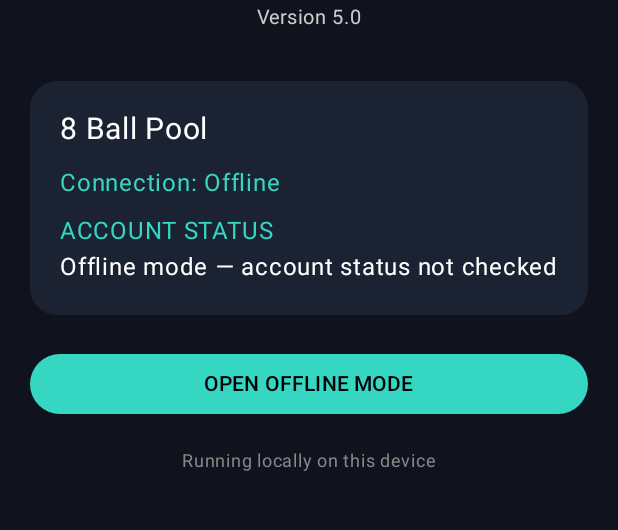
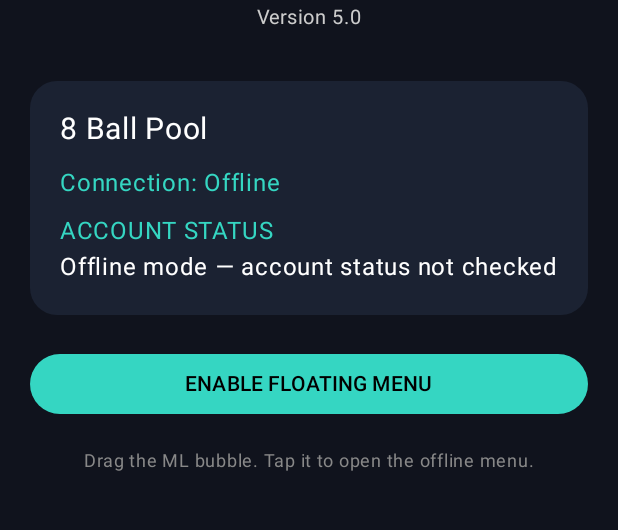
Before and after one commit to Abbas2487248/AbbasSaad, an Android app built with Jetpack Compose: the screen it shows after launch (MainActivity), on a phone screen of 412 x 824 dp, the part 127-657 px from its top. Run offline under Robolectric (Android 15) with nearby library versions, the phone set to English and light mode, and no system bars.

Commit message:
Add permission flow for draggable offline menu

```diff
--- a/app/src/main/java/co/magiclines/apk2/MainActivity.kt
+++ b/app/src/main/java/co/magiclines/apk2/MainActivity.kt
@@ -1,6 +1,10 @@
 package co.magiclines.apk2
 
+import android.content.Intent
+import android.net.Uri
+import android.os.Build
 import android.os.Bundle
+import android.provider.Settings
 import androidx.activity.ComponentActivity
 import androidx.activity.compose.setContent
 import androidx.compose.foundation.background
@@ -18,14 +22,28 @@ import androidx.compose.ui.unit.sp
 class MainActivity : ComponentActivity() {
     override fun onCreate(savedInstanceState: Bundle?) {
         super.onCreate(savedInstanceState)
-        setContent {
-            MagicLinesScreen()
+        setContent { MagicLinesScreen(onEnableFloating = { enableFloatingMenu() }) }
+    }
+
+    override fun onResume() {
+        super.onResume()
+        if (Build.VERSION.SDK_INT < Build.VERSION_CODES.M || Settings.canDrawOverlays(this)) {
+            startService(Intent(this, FloatingMenuService::class.java))
+        }
+    }
+
+    private fun enableFloatingMenu() {
+        if (Build.VERSION.SDK_INT >= Build.VERSION_CODES.M && !Settings.canDrawOverlays(this)) {
+            val intent = Intent(Settings.ACTION_MANAGE_OVERLAY_PERMISSION, Uri.parse("package:$packageName"))
+            startActivity(intent)
+        } else {
+            startService(Intent(this, FloatingMenuService::class.java))
         }
     }
 }
 
 @Composable
-fun MagicLinesScreen() {
+fun MagicLinesScreen(onEnableFloating: () -> Unit) {
     val background = Color(0xFF10131D)
     val panel = Color(0xFF1B2232)
     val accent = Color(0xFF35D6C2)
@@ -33,29 +51,13 @@ fun MagicLinesScreen() {
 
     MaterialTheme {
         Column(
-            modifier = Modifier
-                .fillMaxSize()
-                .background(background)
-                .padding(20.dp),
+            modifier = Modifier.fillMaxSize().background(background).padding(20.dp),
             horizontalAlignment = Alignment.CenterHorizontally
         ) {
             Spacer(Modifier.height(30.dp))
-
-            Text(
-                "MAGICLINES",
-                color = accent,
-                fontSize = 29.sp,
-                fontWeight = FontWeight.Bold
-            )
-
-            Text(
-                "Version 5.0",
-                color = Color.LightGray,
-                fontSize = 13.sp
-            )
-
+            Text("MAGICLINES", color = accent, fontSize = 29.sp, fontWeight = FontWeight.Bold)
+            Text("Version 5.0", color = Color.LightGray, fontSize = 13.sp)
             Spacer(Modifier.height(30.dp))
-
             Card(
                 modifier = Modifier.fillMaxWidth(),
                 colors = CardDefaults.cardColors(containerColor = panel),
@@ -70,21 +72,20 @@ fun MagicLinesScreen() {
                     Text(status, color = Color.White)
                 }
             }
-
             Spacer(Modifier.height(22.dp))
-
             Button(
-                onClick = { status = "Offline interface is ready. Online account verification is unavailable." },
+                onClick = {
+                    status = "Enable display-over-other-apps permission, then return here. The floating button will appear."
+                    onEnableFloating()
+                },
                 modifier = Modifier.fillMaxWidth(),
                 colors = ButtonDefaults.buttonColors(containerColor = accent)
             ) {
-                Text("OPEN OFFLINE MODE", color = Color.Black)
+                Text("ENABLE FLOATING MENU", color = Color.Black)
             }
-
             Spacer(Modifier.height(15.dp))
-
             Text(
-                "Running locally on this device",
+                "Drag the ML bubble. Tap it to open the offline menu.",
                 color = Color.Gray,
                 fontSize = 12.sp
             )
```
